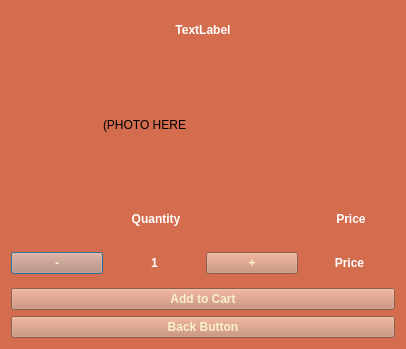
Before: the Qt Designer form confirmaddtocart.ui in PeteCastle/PEx5, drawn with Qt 5.
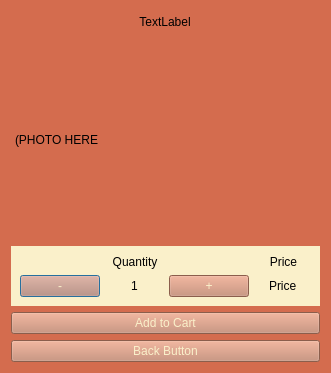
After: the same form once the commit is applied.

Patch:
```diff
--- a/confirmaddtocart.ui
+++ b/confirmaddtocart.ui
@@ -6,8 +6,8 @@
    <rect>
     <x>0</x>
     <y>0</y>
-    <width>406</width>
-    <height>349</height>
+    <width>331</width>
+    <height>373</height>
    </rect>
   </property>
   <property name="windowTitle">
@@ -16,40 +16,38 @@
   <property name="styleSheet">
    <string notr="true">background-color: rgb(212, 108, 78);</string>
   </property>
-  <layout class="QVBoxLayout" name="verticalLayout">
+  <layout class="QVBoxLayout" name="verticalLayout_2">
    <item alignment="Qt::AlignHCenter">
     <widget class="QLabel" name="Name">
+     <property name="sizePolicy">
+      <sizepolicy hsizetype="Preferred" vsizetype="Preferred">
+       <horstretch>0</horstretch>
+       <verstretch>0</verstretch>
+      </sizepolicy>
+     </property>
      <property name="minimumSize">
       <size>
        <width>200</width>
-       <height>0</height>
+       <height>20</height>
       </size>
      </property>
-     <property name="font">
-      <font>
-       <bold>true</bold>
-      </font>
-     </property>
      <property name="styleSheet">
-      <string notr="true">color: rgb(255, 255, 255);</string>
+      <string notr="true"/>
      </property>
      <property name="text">
       <string>&lt;html&gt;&lt;head/&gt;&lt;body&gt;&lt;p align=&quot;center&quot;&gt;TextLabel&lt;/p&gt;&lt;/body&gt;&lt;/html&gt;</string>
      </property>
+     <property name="alignment">
+      <set>Qt::AlignCenter</set>
+     </property>
     </widget>
    </item>
    <item alignment="Qt::AlignHCenter">
     <widget class="QLabel" name="Photo">
-     <property name="sizePolicy">
-      <sizepolicy hsizetype="Preferred" vsizetype="Preferred">
-       <horstretch>0</horstretch>
-       <verstretch>0</verstretch>
-      </sizepolicy>
-     </property>
      <property name="minimumSize">
       <size>
-       <width>200</width>
-       <height>140</height>
+       <width>300</width>
+       <height>200</height>
       </size>
      </property>
      <property name="text">
@@ -58,37 +56,40 @@
     </widget>
    </item>
    <item>
+    <widget class="QWidget" name="" native="true">
+     <property name="styleSheet">
+      <string notr="true">background-color: rgb(250, 240, 202);
+</string>
+     </property>
+     <layout class="QVBoxLayout" name="verticalLayout">
+      <item>
     <layout class="QHBoxLayout" name="horizontalLayout_2">
-     <item>
+        <item alignment="Qt::AlignHCenter">
       <widget class="QLabel" name="label">
        <property name="minimumSize">
         <size>
-         <width>290</width>
+            <width>230</width>
          <height>1</height>
         </size>
        </property>
-       <property name="font">
-        <font>
-         <bold>true</bold>
-        </font>
-       </property>
-       <property name="styleSheet">
-        <string notr="true">color: rgb(255, 255, 255);</string>
-       </property>
        <property name="text">
-        <string>&lt;html&gt;&lt;head/&gt;&lt;body&gt;&lt;p align=&quot;center&quot;&gt;	Quantity&lt;/p&gt;&lt;/body&gt;&lt;/html&gt;</string>
+           <string>&lt;html&gt;&lt;head/&gt;&lt;body&gt;&lt;p align=&quot;center&quot;&gt;Quantity&lt;/p&gt;&lt;/body&gt;&lt;/html&gt;</string>
        </property>
       </widget>
      </item>
      <item>
-      <widget class="QLabel" name="label_2">
-       <property name="font">
-        <font>
-         <bold>true</bold>
-        </font>
-       </property>
-       <property name="styleSheet">
-        <string notr="true">color: rgb(255, 255, 255);</string>
+         <widget class="QLabel" name="label_3">
+          <property name="sizePolicy">
+           <sizepolicy hsizetype="Preferred" vsizetype="Preferred">
+            <horstretch>0</horstretch>
+            <verstretch>0</verstretch>
+           </sizepolicy>
+          </property>
+          <property name="minimumSize">
+           <size>
+            <width>20</width>
+            <height>0</height>
+           </size>
        </property>
        <property name="text">
         <string>&lt;html&gt;&lt;head/&gt;&lt;body&gt;&lt;p align=&quot;center&quot;&gt;Price&lt;/p&gt;&lt;/body&gt;&lt;/html&gt;</string>
@@ -101,11 +102,6 @@
     <layout class="QHBoxLayout" name="horizontalLayout">
      <item>
       <widget class="QPushButton" name="subtractButton">
-       <property name="font">
-        <font>
-         <bold>true</bold>
-        </font>
-       </property>
        <property name="styleSheet">
         <string notr="true">color: rgb(250, 240, 202);
 background-color: rgb(195, 132, 107);</string>
@@ -115,28 +111,15 @@
        </property>
       </widget>
      </item>
-     <item>
+        <item alignment="Qt::AlignHCenter">
       <widget class="QLabel" name="Amount">
-       <property name="font">
-        <font>
-         <bold>true</bold>
-        </font>
-       </property>
-       <property name="styleSheet">
-        <string notr="true">color: rgb(255, 255, 255);</string>
-       </property>
        <property name="text">
-        <string>&lt;html&gt;&lt;head/&gt;&lt;body&gt;&lt;p align=&quot;center&quot;&gt;1&lt;/p&gt;&lt;/body&gt;&lt;/html&gt;</string>
+           <string>1</string>
        </property>
       </widget>
      </item>
      <item>
       <widget class="QPushButton" name="addButton">
-       <property name="font">
-        <font>
-         <bold>true</bold>
-        </font>
-       </property>
        <property name="styleSheet">
         <string notr="true">color: rgb(250, 240, 202);
 background-color: rgb(195, 132, 107);</string>
@@ -146,30 +129,20 @@
        </property>
       </widget>
      </item>
-     <item>
+        <item alignment="Qt::AlignHCenter">
       <widget class="QLabel" name="Price">
-       <property name="font">
-        <font>
-         <bold>true</bold>
-        </font>
-       </property>
-       <property name="styleSheet">
-        <string notr="true">color: rgb(255, 255, 255);</string>
-       </property>
        <property name="text">
-        <string>&lt;html&gt;&lt;head/&gt;&lt;body&gt;&lt;p align=&quot;center&quot;&gt;Price&lt;/p&gt;&lt;/body&gt;&lt;/html&gt;</string>
+           <string>Price</string>
        </property>
       </widget>
      </item>
     </layout>
+      </item>
+     </layout>
+    </widget>
    </item>
    <item>
     <widget class="QPushButton" name="AddToCart">
-     <property name="font">
-      <font>
-       <bold>true</bold>
-      </font>
-     </property>
      <property name="styleSheet">
       <string notr="true">color: rgb(250, 240, 202);
 background-color: rgb(195, 132, 107);</string>
@@ -181,11 +154,6 @@
    </item>
    <item>
     <widget class="QPushButton" name="backButton">
-     <property name="font">
-      <font>
-       <bold>true</bold>
-      </font>
-     </property>
      <property name="styleSheet">
       <string notr="true">color: rgb(250, 240, 202);
 background-color: rgb(195, 132, 107);</string>
```
Lines whose indentation alone changed are shown as unchanged.
